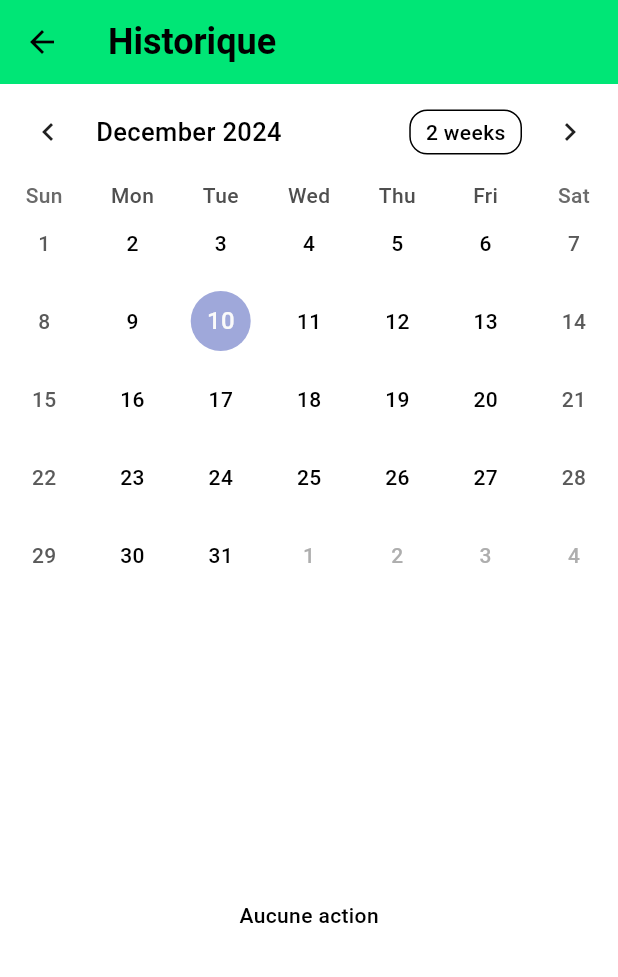
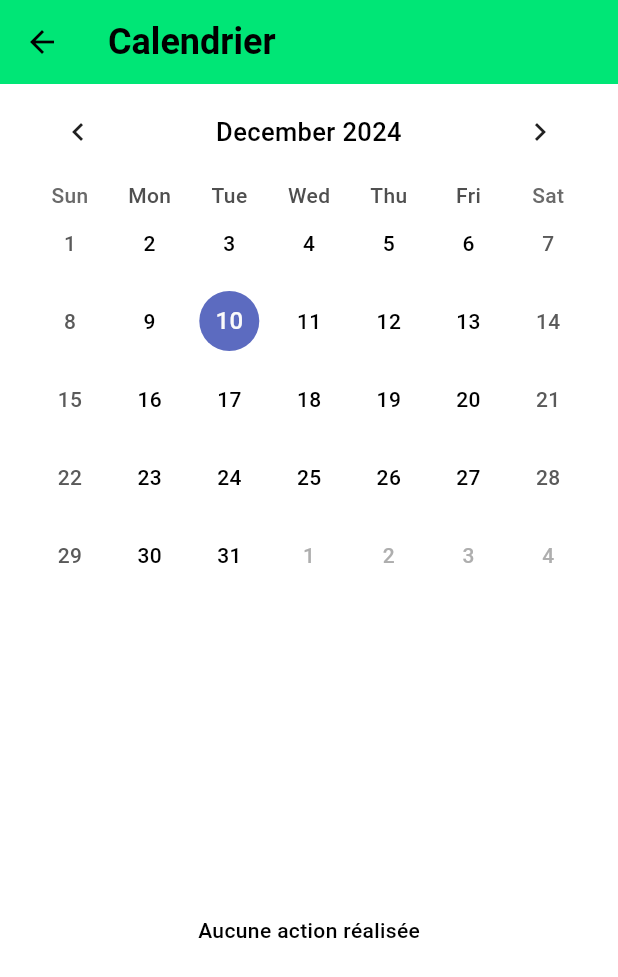
Before and after one commit to julesbsd/EcoWard-App, a Flutter app: the CalendarPage screen opened directly, on a phone screen of 412 x 824 dp. Shown: the top 977 px of the screen. Run offline on Flutter 3.47's test engine with Material 3 defaults, Android fonts, the phone set to English and light mode, and no system bars; drawn by our look-alikes of table_calendar; our stand-ins replace carousel_slider, curved_navigation_bar, fl_chart, geolocator, image_picker and 3 more; missing offline and left inert: dart:ffi, workmanager; accounts and stored records are empty; Roboto replaces fonts that are missing (CaviarDreams).

Commit message:
calendrier

```diff
--- a/lib/pages/calendar_page.dart
+++ b/lib/pages/calendar_page.dart
@@ -21,7 +21,7 @@ class _CalendarPageState extends State<CalendarPage> {
   }
 
   DateTime _focusedDay = DateTime.now();
-  DateTime? _selectedDay;
+  DateTime? _selectedDay = DateTime.now();
 
   List<dynamic> _getActionsForDay(DateTime day) {
     return pUser.getActions
@@ -49,14 +49,20 @@ class _CalendarPageState extends State<CalendarPage> {
 
     return Scaffold(
       appBar: AppBar(
-        title: Text('Historique'),
+        title: Text('Calendrier'),
         // backgroundColor: Color.fromRGBO(0, 230, 118, 1),
         backgroundColor: Theme.of(context).colorScheme.primary,
       ),
       body: Column(
         children: [
-          TableCalendar(
+          Container(
+            padding: const EdgeInsets.only(left: 20, right: 20),
+            child: TableCalendar(
               locale: Localizations.localeOf(context).toString(),
+              headerStyle: HeaderStyle(
+                formatButtonVisible: false,
+                titleCentered: true
+              ),
               firstDay: DateTime(2010, 1, 1),
               lastDay: DateTime(2030, 3, 14),
               focusedDay: _focusedDay,
@@ -104,9 +110,11 @@ class _CalendarPageState extends State<CalendarPage> {
                 },
               ),
             ),
+          ),
+          SizedBox(height: 20),
           Expanded(
             child: actionsForSelectedDay.isEmpty
-                ? Center(child: Text('Aucune action'))
+                ? Center(child: Text('Aucune action réalisée'))
                 : ListView.builder(
                     itemCount: actionsForSelectedDay.length,
                     itemBuilder: (context, index) {
```
Also changed, not shown: lib/components/calendar_tile.dart (+40 -68 lines). Lines whose indentation alone changed are shown as unchanged.
